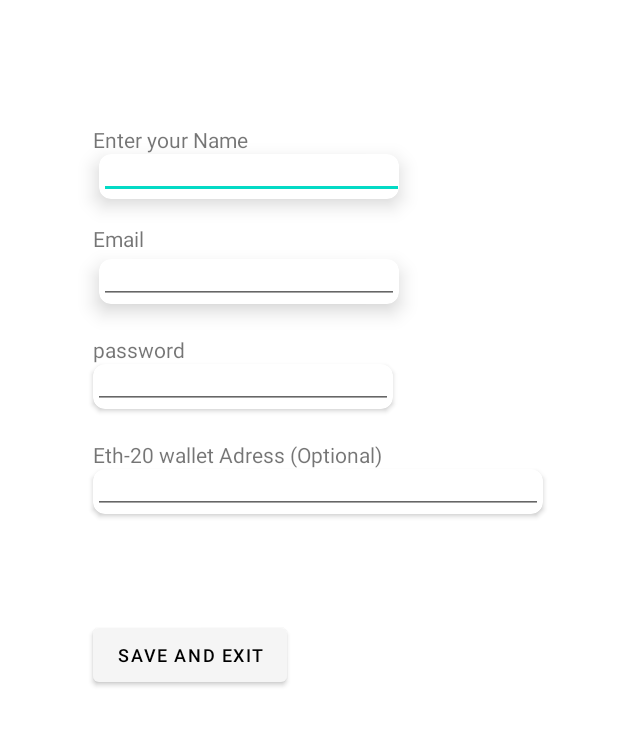
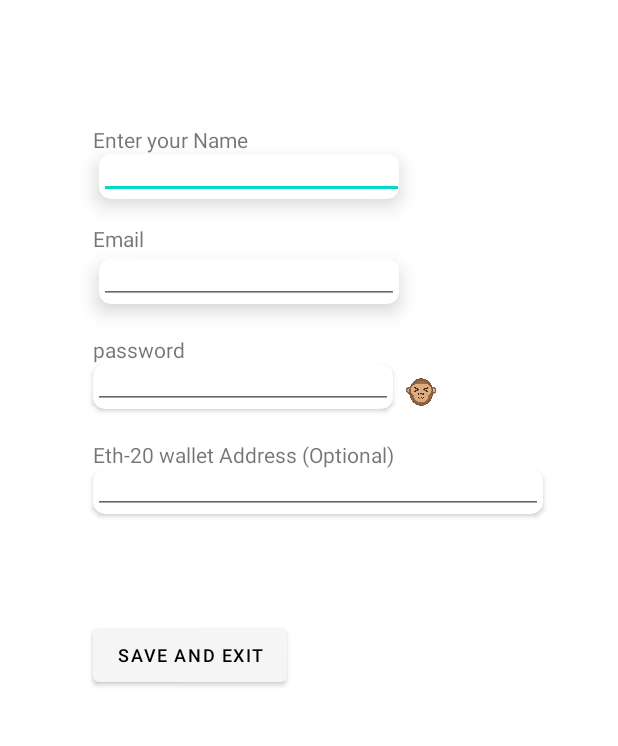
Before and after one commit to Praveen-Eth/Snipe_Dev, an Android app: the SignUpActivity screen opened directly, with no data from a screen before it, on a phone screen of 412 x 824 dp, the part 234-980 px from its top. Run offline under Robolectric (Android 15) with nearby library versions, the light colour scheme and no system bars; our stand-ins replace Firebase (no records; nobody signed in at launch, a user with empty details on screens opened directly), data binding.

Commit message:
Tweaking UI to make interactive

```diff
--- a/app/src/main/java/com/augx_universe/snipedev/AuthViewModel.kt
+++ b/app/src/main/java/com/augx_universe/snipedev/AuthViewModel.kt
@@ -13,6 +13,7 @@ class AuthViewModel() : ViewModel()
     var emailId: String? = null
     var password: String? = null
     var database: UserAuthByEmail = UserAuthByEmail()
+
 
   private var _isNewUserCreated = MutableLiveData<Boolean>()
   val isNewUserCreated: LiveData<Boolean> = _isNewUserCreated
--- a/app/src/main/java/com/augx_universe/snipedev/SignUpActivity.kt
+++ b/app/src/main/java/com/augx_universe/snipedev/SignUpActivity.kt
@@ -3,15 +3,28 @@ package com.augx_universe.snipedev
 import android.content.Intent
 import androidx.appcompat.app.AppCompatActivity
 import android.os.Bundle
+import android.text.Editable
+import android.text.InputType
+import android.text.TextWatcher
+import android.text.method.HideReturnsTransformationMethod
+import android.text.method.PasswordTransformationMethod
+import android.widget.EditText
+import android.widget.ImageView
+import android.widget.TextView
 import android.widget.Toast
 import androidx.databinding.DataBindingUtil
 import androidx.lifecycle.ViewModelProvider
 import com.augx_universe.snipedev.databinding.FragmentSignupBinding
 import com.google.android.material.snackbar.Snackbar
+import com.google.firebase.auth.EmailAuthCredential
 
 class SignUpActivity : AppCompatActivity() {
     lateinit var binding: FragmentSignupBinding
     lateinit var rViewModel: AuthViewModel
+    lateinit var weakTextView: TextView
+    private lateinit var passwordListener: TextView
+    lateinit var monkeyReaction: ImageView
+    var isMonkeyOpen: Boolean = true
     override fun onCreate(savedInstanceState: Bundle?) {
         super.onCreate(savedInstanceState)
         binding = DataBindingUtil.setContentView(this,R.layout.fragment_signup)
@@ -31,5 +44,52 @@ class SignUpActivity : AppCompatActivity() {
 
         }
 
+        weakTextView = binding.signUpWeakTextPassword
+
+        passwordListener = binding.passwordInput
+        passwordListener.addTextChangedListener(object :TextWatcher{
+            override fun beforeTextChanged(s: CharSequence?, start: Int, count: Int, after: Int) {
+
+            }
+
+            override fun onTextChanged(s: CharSequence?, start: Int, before: Int, count: Int) {
+                if (s != null) {
+                    if (s.length <= 6){
+                    weakTextView.text = "Password length not less than 6 characters! "
+                        weakTextView.setTextColor(resources.getColor(R.color.red))
+                    }
+                    else{
+                        weakTextView.text = "verified"
+                        weakTextView.setTextColor(resources.getColor(R.color.green))
+                    }
+                }
+            }
+
+            override fun afterTextChanged(s: Editable?) {
+
+            }
+        })
+
+        monkeyReaction = binding.monkeyImage
+        monkeyReaction.setImageResource(R.drawable.close_monkey)
+        monkeyReaction.setOnClickListener{
+            if(isMonkeyOpen){
+
+                monkeyReaction.setImageResource(R.drawable.open_monkey)
+                isMonkeyOpen = false
+                passwordListener.inputType = InputType.TYPE_CLASS_TEXT
+                passwordListener.transformationMethod = HideReturnsTransformationMethod.getInstance()
+
+            }else{
+
+                monkeyReaction.setImageResource(R.drawable.close_monkey)
+                isMonkeyOpen = true
+
+                passwordListener.inputType = InputType.TYPE_TEXT_VARIATION_PASSWORD
+                passwordListener.transformationMethod = PasswordTransformationMethod.getInstance()
+            }
+            passwordListener.requestFocus()
+            (passwordListener as EditText).setSelection(passwordListener.text.length)
+        }
     }
 }
--- a/app/src/main/res/layout/fragment_signup.xml
+++ b/app/src/main/res/layout/fragment_signup.xml
@@ -89,6 +89,18 @@
             app:layout_constraintBottom_toTopOf="@id/password"
             app:layout_constraintStart_toEndOf="@id/guideline2" />
 
+        <ImageView
+            android:id="@+id/monkeyImage"
+            android:layout_width="30dp"
+            android:layout_height="30dp"
+            android:layout_marginTop="40dp"
+            app:layout_constraintBottom_toTopOf="@+id/text_Of_Eth_Name"
+            app:layout_constraintEnd_toEndOf="parent"
+            app:layout_constraintHorizontal_bias="0.033"
+            app:layout_constraintStart_toEndOf="@+id/password"
+            app:layout_constraintTop_toBottomOf="@+id/userName"
+            app:layout_constraintVertical_bias="0.19" />
+
         <androidx.cardview.widget.CardView
             android:id="@+id/password"
             android:layout_width="200dp"
@@ -97,8 +109,6 @@
             android:layout_marginTop="40dp"
             app:layout_constraintStart_toStartOf="@id/guideline2"
             app:layout_constraintTop_toBottomOf="@id/userName"
-
-
             >
 
             <EditText
@@ -109,20 +119,31 @@
                 android:padding="4dp"
                 android:inputType="textPassword" />
         </androidx.cardview.widget.CardView>
+        <TextView
+            android:id="@+id/signUpWeakTextPassword"
+            android:layout_width="wrap_content"
+            android:layout_height="wrap_content"
+            android:textColor="#F44336"
+
+            android:textSize="10sp"
+            app:layout_constraintTop_toBottomOf="@id/password"
+            app:layout_constraintBottom_toTopOf="@id/text_Of_Eth_Name"
+            app:layout_constraintStart_toEndOf="@id/guideline2" />
 
         <TextView
+            android:id="@+id/text_Of_Eth_Name"
             android:layout_width="wrap_content"
             android:layout_height="wrap_content"
-            android:text="Eth-20 wallet Adress (Optional)"
+            android:text="Eth-20 wallet Address (Optional)"
             app:layout_constraintBottom_toTopOf="@id/eth_address"
             app:layout_constraintStart_toEndOf="@id/guideline2" />
 
         <androidx.cardview.widget.CardView
             android:id="@+id/eth_address"
             android:layout_width="300dp"
-            app:cardCornerRadius="8dp"
             android:layout_height="30dp"
             android:layout_marginTop="40dp"
+            app:cardCornerRadius="8dp"
             app:layout_constraintStart_toStartOf="@id/guideline2"
             app:layout_constraintTop_toBottomOf="@id/password"
 
@@ -133,8 +154,8 @@
                 android:id="@+id/eth_address_input"
                 android:layout_width="match_parent"
                 android:layout_height="match_parent"
-                android:padding="4dp"
-                android:inputType="textPassword" />
+                android:inputType="textPassword"
+                android:padding="4dp" />
         </androidx.cardview.widget.CardView>
 
 
--- a/app/src/main/res/values/colors.xml
+++ b/app/src/main/res/values/colors.xml
@@ -7,4 +7,6 @@
     <color name="teal_700">#FF018786</color>
     <color name="black">#FF000000</color>
     <color name="white">#FFFFFFFF</color>
+    <color name="green">#00B307</color>
+    <color name="red">#F44336</color>
 </resources>
```
Also changed, not shown: app/src/main/res/drawable/close_monkey.jpg (added), app/src/main/res/drawable/open_monkey.jpg (added).
